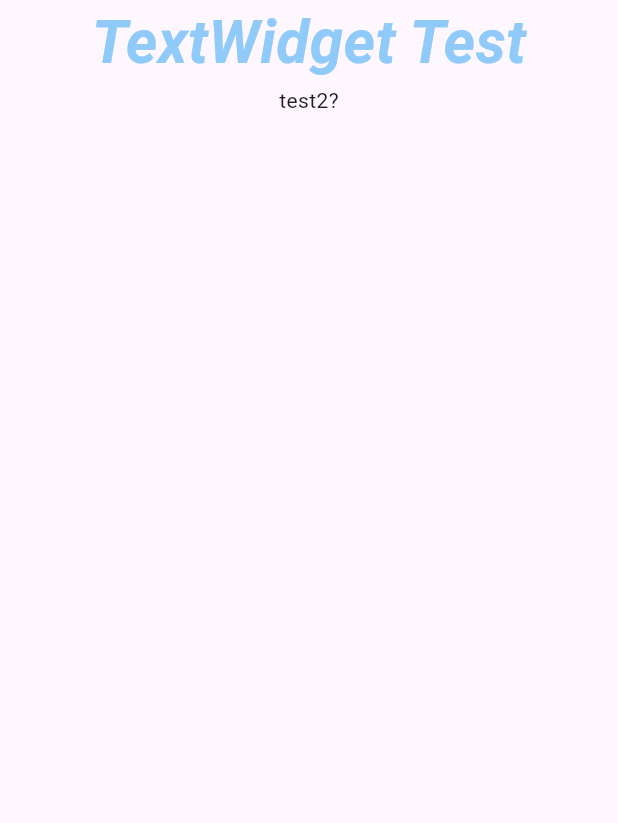
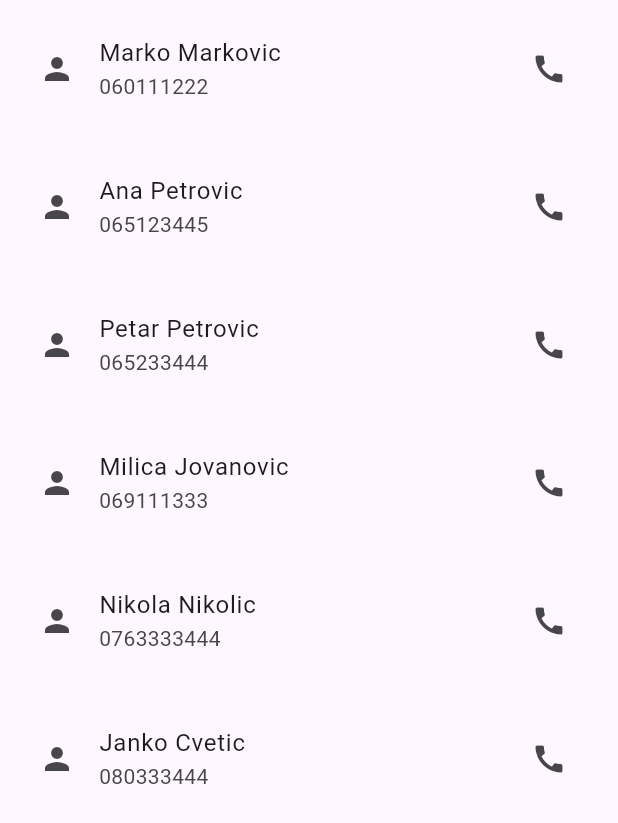
Before and after one commit to Mihajlo-Spasic/flutter_apps, a Flutter app: the screen it shows after launch, on a phone screen of 412 x 824 dp. Shown: the top 823 px of the screen. Run offline on Flutter 3.47's test engine with Material 3 defaults, Android fonts, the phone set to English and light mode, and no system bars.

Commit message:
learning2

```diff
--- /dev/null
+++ b/flutter_application_1/lib/home_page.dart
@@ -0,0 +1,36 @@
+import 'package:flutter/material.dart';
+import 'my_list_title.dart';
+
+class HomePage extends StatelessWidget {
+  const HomePage({super.key});
+
+  @override
+  Widget build(BuildContext context) {
+    final List _users = [
+      'Marko Markovic',
+      'Ana Petrovic',
+      'Petar Petrovic',
+      'Milica Jovanovic',
+      'Nikola Nikolic',
+      'Janko Cvetic'
+    ];
+    final List _numbers = [
+      '060111222',
+      '065123445',
+      '065233444',
+      '069111333',
+      '0763333444',
+      '080333444'
+    ];
+
+    return Scaffold(
+        body: ListView.builder(
+            itemCount: _users.length,
+            itemBuilder: (context, index) {
+              return MyListTitle(
+                  name: _users[index],
+                  number: _numbers[index],
+                  paddingSize: 10);
+            }));
+  }
+}
--- a/flutter_application_1/lib/main.dart
+++ b/flutter_application_1/lib/main.dart
@@ -1,4 +1,6 @@
 import 'package:flutter/material.dart';
+import 'home_page.dart';
+import 'my_list_title.dart';
 
 void main() {
   runApp(const MyApp());
@@ -9,13 +11,9 @@ class MyApp extends StatelessWidget {
 
   @override
   Widget build(BuildContext context) {
-    return MaterialApp(
-      title: 'Flutter Demo',
-      theme: ThemeData(
-        colorScheme: ColorScheme.fromSeed(seedColor: Colors.deepPurple),
-        useMaterial3: true,
-      ),
-      home: const MyHomePage(title: 'Flutter Demo Home Page'),
+    return const MaterialApp(
+      debugShowCheckedModeBanner: false,
+      home: HomePage(),
     );
   }
 }
@@ -33,18 +31,10 @@ class _MyHomePageState extends State<MyHomePage> {
   @override
   Widget build(BuildContext context) {
     return Scaffold(
-        body: Center(
-      child: Column(children: [
-        Text(
-          "TextWidget Test",
-          style: TextStyle(
-              fontSize: 40,
-              fontStyle: FontStyle.italic,
-              fontWeight: FontWeight.bold,
-              color: Colors.blue[200]),
-        ),
-        const Text("test2?")
-      ]),
-    ));
+        body: ListView(children: const [
+      MyListTitle(name: "Marko", number: "42424", paddingSize: 10),
+      MyListTitle(name: "Marko", number: "42424", paddingSize: 10),
+      MyListTitle(name: "Marko", number: "42424", paddingSize: 10),
+    ]));
   }
 }
--- /dev/null
+++ b/flutter_application_1/lib/my_list_title.dart
@@ -0,0 +1,24 @@
+import 'package:flutter/material.dart';
+
+class MyListTitle extends StatelessWidget {
+  const MyListTitle({
+    super.key,
+    required this.name,
+    required this.number,
+    required this.paddingSize,
+  });
+  final String name;
+  final String number;
+  final double paddingSize;
+
+  @override
+  Widget build(BuildContext context) {
+    return Padding(
+        padding: EdgeInsets.all(paddingSize),
+        child: ListTile(
+            title: Text(name),
+            subtitle: Text(number),
+            leading: const Icon(Icons.person),
+            trailing: const Icon(Icons.call)));
+  }
+}
```
